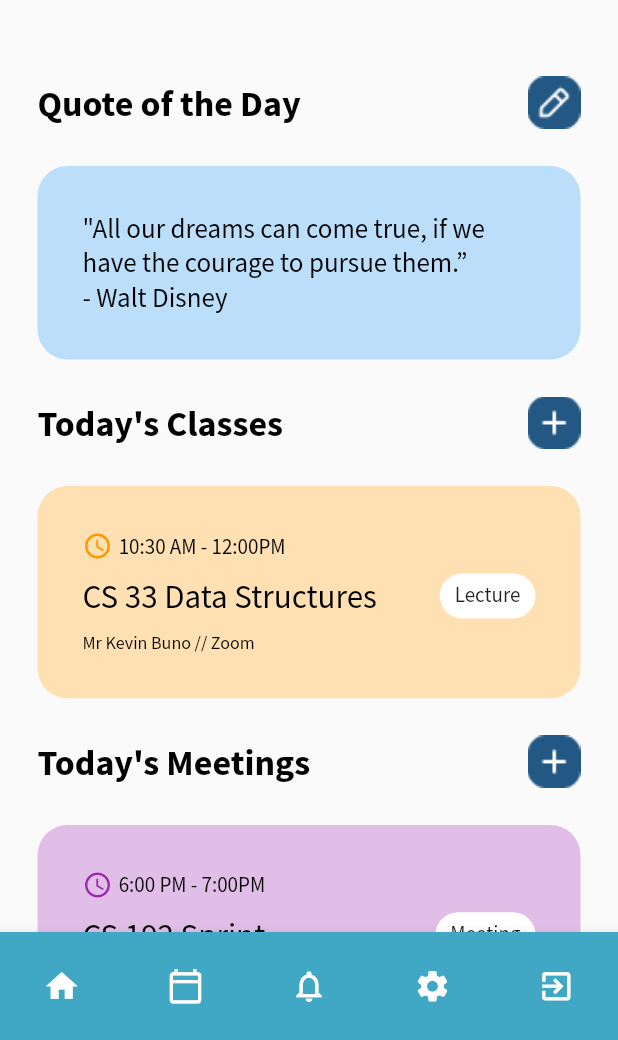
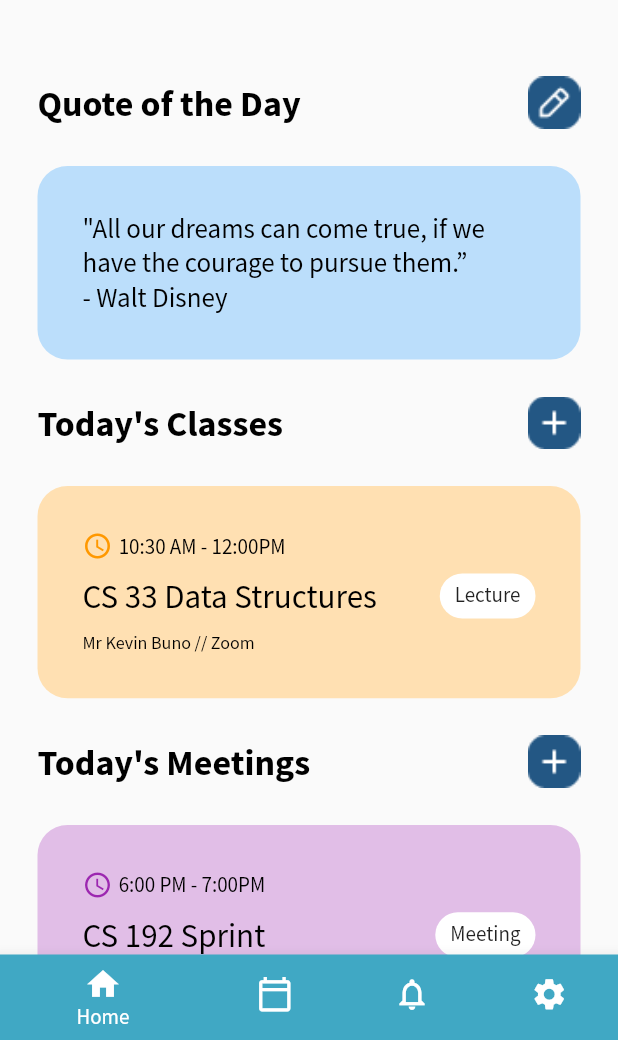
Before and after one commit to iMaro40/CS192_S2_Group5, a Flutter app: the screen it shows once a user with an empty profile is signed in, on a phone screen of 412 x 824 dp, the part 196-1236 px from its top. Run offline on Flutter 3.47's test engine with Material 2 defaults, Android fonts, the phone set to English and light mode, and no system bars; our stand-ins replace cloud_firestore, firebase_auth, firebase_core, ionicons; missing offline and left inert: dart:ffi; accounts and stored records are empty.

Commit message:
bottom navigation bar

```diff
--- a/lib/screens/wrapper.dart
+++ b/lib/screens/wrapper.dart
@@ -3,7 +3,38 @@ import 'package:provider/provider.dart';
 import '../models/user.dart';
 import '../views/login.dart';
 import '../views/home.dart';
-class Wrapper extends StatelessWidget {
+import 'package:super_planner/services/auth.dart';
+
+List<Widget> _widgetDisplay = <Widget>[
+   Home(),
+   Center(
+     child: Text(
+       'PUT VIEW 2 HERE',
+       textAlign: TextAlign.center,
+     ),
+   ),
+   Center(
+     child: Text(
+       'PUT VIEW 3 HERE',
+       textAlign: TextAlign.center,
+     ),
+   ),
+   Center(
+     child: Text(
+       'PUT VIEW 4 HERE',
+       textAlign: TextAlign.center,
+     ),
+   ),
+];
+
+class Wrapper extends StatefulWidget {
+  @override
+  _WrapperState createState() => _WrapperState();
+}
+class _WrapperState extends State<Wrapper> {
+  final AuthService _auth = AuthService();
+  int currentTab = 0;
+
   @override
   Widget build(BuildContext context) {
     final user = Provider.of<CustomUser>(context);
@@ -11,7 +42,56 @@ class Wrapper extends StatelessWidget {
       return Login();
     }
     else {
-      return Home();
+      return Scaffold(
+        body: _widgetDisplay[currentTab],
+        bottomNavigationBar: BottomNavigationBar(
+          backgroundColor: Color(0xff40a8c4),
+          onTap: (int index) {
+            setState(() {
+             currentTab = index;
+            });
+          },
+          currentIndex: currentTab,
+          items: <BottomNavigationBarItem>[
+            BottomNavigationBarItem(
+              icon: Icon(
+                    Icons.home,
+                    color: Colors.white,
+                    size: 25.0,
+              ),
+              label: 'Home',
+              backgroundColor: Color(0xff40a8c4),
+            ),
+            BottomNavigationBarItem(
+              icon: Icon(
+                    Icons.calendar_today_outlined,
+                    color: Colors.white,
+                    size: 25.0,
+              ),
+              label: 'Calendar',
+              backgroundColor: Color(0xff40a8c4),
+            ),
+            BottomNavigationBarItem(
+              icon: Icon(
+                    Icons.notifications_none,
+                    color: Colors.white,
+                    size: 25.0,
+              ),
+              label: 'Notifications',
+              backgroundColor: Color(0xff40a8c4),
+            ),
+            BottomNavigationBarItem(
+              icon: Icon(
+                    Icons.settings,
+                    color: Colors.white,
+                    size: 25.0,
+              ),
+              label: 'Settings',
+              backgroundColor: Color(0xff40a8c4),
+            ),
+          ],
+        ),
+      );
     }
   }
 }
--- a/lib/views/home.dart
+++ b/lib/views/home.dart
@@ -4,14 +4,8 @@ import 'package:super_planner/components/display_tabs.dart';
 import 'package:super_planner/components/display_task.dart';
 import 'package:super_planner/components/quote_tabs.dart';
 import 'package:super_planner/constants.dart';
-import 'package:super_planner/services/auth.dart';
 import 'package:super_planner/components/small_button.dart';
-
-import 'package:super_planner/models/user.dart';
-import 'package:provider/provider.dart';
 import 'package:super_planner/views/calendar/add_event.dart';
-
-import 'package:super_planner/views/login.dart';
 import 'package:firebase_auth/firebase_auth.dart';
 import 'package:super_planner/views/tasks/add_task.dart';
 import 'package:super_planner/services/db.dart';
@@ -22,7 +16,6 @@ class Home extends StatefulWidget {
 }
 
 class _HomeState extends State<Home> {
-  final AuthService _auth = AuthService();
   final DBService db = DBService();
 
   @override
@@ -208,72 +201,6 @@ class _HomeState extends State<Home> {
           )
         ),
       ),
-      bottomNavigationBar: BottomAppBar(
-        color: Color(0xff40a8c4),
-        child: Container(
-          padding: EdgeInsets.symmetric(vertical: 12),
-          child: Row(
-            mainAxisAlignment: MainAxisAlignment.spaceAround,
-            children: [
-              IconButton(
-                onPressed: (){
-                  // redirect to home page
-                },
-                icon: Icon(
-                  Icons.home,
-                  color: Colors.white,
-                ),
-                iconSize: 25.0,
-              ),
-              IconButton(
-                onPressed: () async {
-                  // redirect to calendar page
-                },
-                icon: Icon(
-                  Icons.calendar_today_outlined,
-                  color: Colors.white,
-                ),
-                iconSize: 25.0,
-              ),
-              IconButton(
-                onPressed: (){
-                  // redirect to tasks page
-                },
-                icon: Icon(
-                  Icons.notifications_none,
-                  color: Colors.white,
-                ),
-                iconSize: 25.0,
-              ),
-              IconButton(
-                onPressed: (){
-                  // redirect to settings page
-                },
-                icon: Icon(
-                  Icons.settings,
-                  color: Colors.white,
-                ),
-                iconSize: 25.0,
-              ),
-              IconButton( // Log Out
-                onPressed: () async {
-                  await _auth.logOut();
-                  Navigator.pushReplacement(
-                    context,
-                    MaterialPageRoute(
-                    builder: (context) => Login()),
-                  );
-                },
-                icon: Icon(
-                  Icons.exit_to_app,
-                  color: Colors.white,
-                ),
-                iconSize: 25.0,
-              ),
-            ],
-          ),
-        )
-      ),
     );
   }
 }
```
